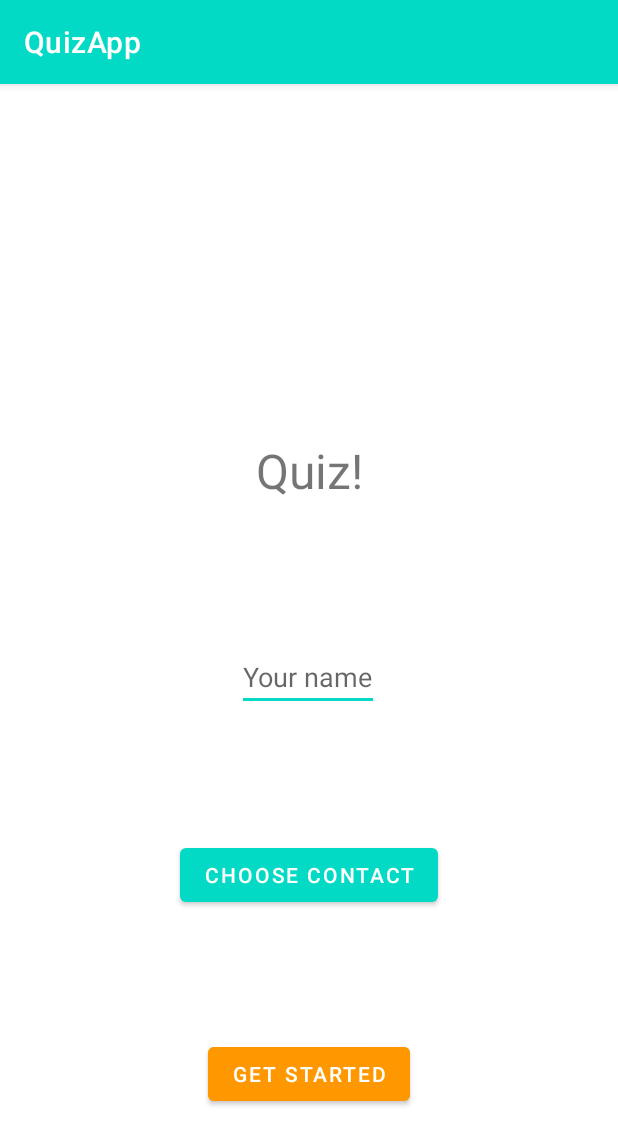
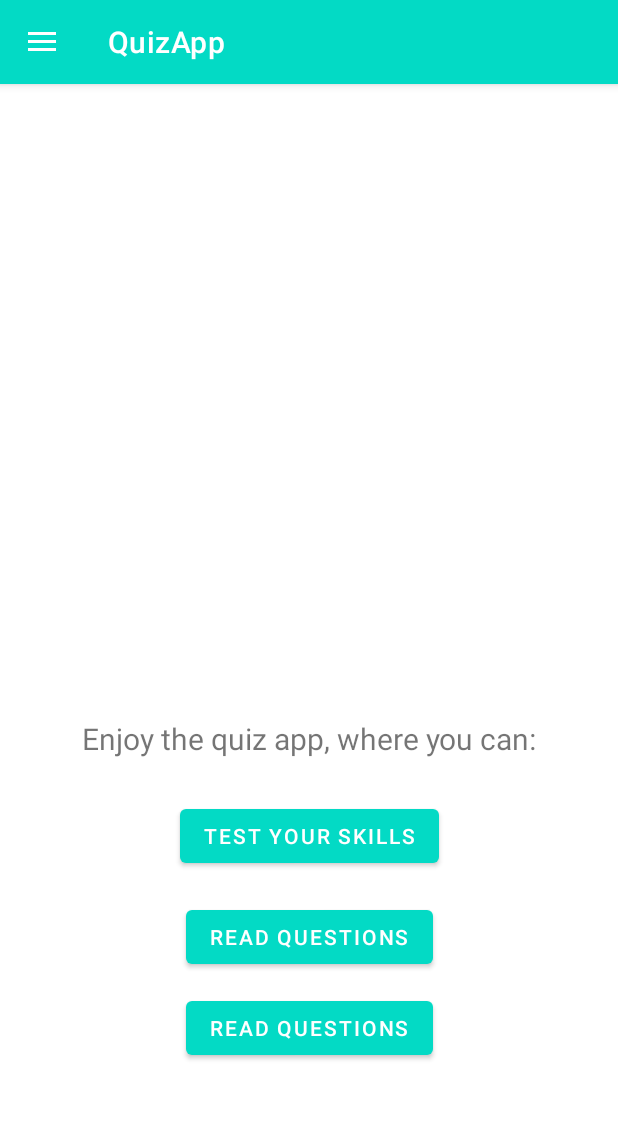
Before and after one commit to kollozsolt/Android, an Android app: the screen it shows after launch (MainActivity), on a phone screen of 412 x 824 dp. Shown: the top 1145 px of the screen. Run offline under Robolectric (Android 15) with nearby library versions, the phone set to English and light mode, and no system bars.

Commit message:
Navigation drawer

```diff
--- a/Quiz/app/build.gradle
+++ b/Quiz/app/build.gradle
@@ -40,6 +40,7 @@ dependencies {
     implementation 'androidx.legacy:legacy-support-v4:1.0.0'
     implementation 'androidx.navigation:navigation-fragment-ktx:2.3.5'
     implementation 'androidx.navigation:navigation-ui-ktx:2.3.5'
+    implementation 'de.hdodenhof:circleimageview:3.1.0'
     androidTestImplementation 'androidx.test.ext:junit:1.1.3'
     androidTestImplementation 'androidx.test.espresso:espresso-core:3.4.0'
 }
--- a/Quiz/app/src/main/java/com/example/quiz/MainActivity.kt
+++ b/Quiz/app/src/main/java/com/example/quiz/MainActivity.kt
@@ -1,12 +1,22 @@
 package com.example.quiz
 
 import android.os.Bundle
+import android.view.MenuItem
+import android.widget.Toast
+import androidx.appcompat.app.ActionBarDrawerToggle
 import androidx.appcompat.app.AppCompatActivity
+import androidx.core.view.GravityCompat
+import androidx.drawerlayout.widget.DrawerLayout
 import androidx.fragment.app.FragmentManager
 import com.example.quiz.databinding.ActivityMainBinding
+import com.example.quiz.fragment.HomeFragment
 import com.example.quiz.fragment.QuizStartFragment
+import com.google.android.material.navigation.NavigationView
 
 class MainActivity : AppCompatActivity() {
+
+    lateinit var toggle : ActionBarDrawerToggle
+    val supportFragment: FragmentManager = supportFragmentManager
 
     override fun onCreate(savedInstanceState: Bundle?) {
         super.onCreate(savedInstanceState)
@@ -14,7 +24,49 @@ class MainActivity : AppCompatActivity() {
         val binding: ActivityMainBinding = ActivityMainBinding.inflate(layoutInflater)
         setContentView(binding.root)
 
-        val supportFragment: FragmentManager = supportFragmentManager;
-        supportFragment.beginTransaction().add(R.id.fragmentContainerView, QuizStartFragment()).commit()
+        val drawerLayout : DrawerLayout = binding.drawerLayout
+        val navView : NavigationView = binding.navView
+
+        supportFragment.beginTransaction().add(R.id.fragmentContainerView, HomeFragment()).commit()
+
+        toggle = ActionBarDrawerToggle(this, drawerLayout, R.string.open, R.string.close)
+        drawerLayout.addDrawerListener(toggle)
+        toggle.syncState()
+
+        supportActionBar?.setDisplayHomeAsUpEnabled(true)
+        navView.setNavigationItemSelectedListener {
+            when(it.itemId){
+                R.id.nav_home -> {
+                    supportFragment.beginTransaction()
+                        .replace(R.id.fragmentContainerView, HomeFragment()).commit()
+                    drawerLayout.closeDrawer(GravityCompat.START)
+                }
+                R.id.nav_quiz_time -> {
+                    supportFragment.beginTransaction()
+                        .replace(R.id.fragmentContainerView, QuizStartFragment()).commit()
+                    drawerLayout.closeDrawer(GravityCompat.START)
+                }
+                R.id.nav_profile -> {
+                    Toast.makeText(applicationContext, "Clicked Profile", Toast.LENGTH_SHORT).show()
+                    drawerLayout.closeDrawer(GravityCompat.START)
+                }
+                R.id.nav_list -> {
+                    Toast.makeText(applicationContext, "Clicked List", Toast.LENGTH_SHORT).show()
+                    drawerLayout.closeDrawer(GravityCompat.START)
+                }
+                R.id.nav_new_question -> {
+                    Toast.makeText(applicationContext, "Clicked New Question", Toast.LENGTH_SHORT).show()
+                    drawerLayout.closeDrawer(GravityCompat.START)
+                }
+            }
+            true
+        }
+    }
+
+    override fun onOptionsItemSelected(item: MenuItem): Boolean {
+        if(toggle.onOptionsItemSelected(item)){
+            return true
+        }
+        return super.onOptionsItemSelected(item)
     }
 }
--- /dev/null
+++ b/Quiz/app/src/main/java/com/example/quiz/fragment/HomeFragment.kt
@@ -0,0 +1,18 @@
+package com.example.quiz.fragment
+
+import android.os.Bundle
+import androidx.fragment.app.Fragment
+import android.view.LayoutInflater
+import android.view.View
+import android.view.ViewGroup
+import com.example.quiz.R
+
+class HomeFragment : Fragment() {
+
+    override fun onCreateView(
+        inflater: LayoutInflater, container: ViewGroup?,
+        savedInstanceState: Bundle?
+    ): View? {
+        return inflater.inflate(R.layout.fragment_home, container, false)
+    }
+}
--- a/Quiz/app/src/main/java/com/example/quiz/fragment/QuestionFragment.kt
+++ b/Quiz/app/src/main/java/com/example/quiz/fragment/QuestionFragment.kt
@@ -74,7 +74,6 @@ class QuestionFragment : Fragment() {
     }
 
     fun showAreYouSureDialog(){
-        Log.d("KAKA", "Pressed")
         val builder = AlertDialog.Builder(requireContext())
         builder.setTitle("Exit")
         builder.setMessage("Are you sure you want to end this quiz?")
--- /dev/null
+++ b/Quiz/app/src/main/res/drawable/ic_baseline_account_circle_24.xml
@@ -0,0 +1,10 @@
+<vector xmlns:android="http://schemas.android.com/apk/res/android"
+    android:width="24dp"
+    android:height="24dp"
+    android:viewportWidth="24"
+    android:viewportHeight="24"
+    android:tint="?attr/colorControlNormal">
+  <path
+      android:fillColor="@android:color/white"
+      android:pathData="M12,2C6.48,2 2,6.48 2,12s4.48,10 10,10 10,-4.48 10,-10S17.52,2 12,2zM12,5c1.66,0 3,1.34 3,3s-1.34,3 -3,3 -3,-1.34 -3,-3 1.34,-3 3,-3zM12,19.2c-2.5,0 -4.71,-1.28 -6,-3.22 0.03,-1.99 4,-3.08 6,-3.08 1.99,0 5.97,1.09 6,3.08 -1.29,1.94 -3.5,3.22 -6,3.22z"/>
+</vector>
--- /dev/null
+++ b/Quiz/app/src/main/res/drawable/ic_baseline_add_circle_outline_24.xml
@@ -0,0 +1,10 @@
+<vector xmlns:android="http://schemas.android.com/apk/res/android"
+    android:width="24dp"
+    android:height="24dp"
+    android:viewportWidth="24"
+    android:viewportHeight="24"
+    android:tint="?attr/colorControlNormal">
+  <path
+      android:fillColor="@android:color/white"
+      android:pathData="M13,7h-2v4L7,11v2h4v4h2v-4h4v-2h-4L13,7zM12,2C6.48,2 2,6.48 2,12s4.48,10 10,10 10,-4.48 10,-10S17.52,2 12,2zM12,20c-4.41,0 -8,-3.59 -8,-8s3.59,-8 8,-8 8,3.59 8,8 -3.59,8 -8,8z"/>
+</vector>
--- /dev/null
+++ b/Quiz/app/src/main/res/drawable/ic_baseline_device_unknown_24.xml
@@ -0,0 +1,10 @@
+<vector xmlns:android="http://schemas.android.com/apk/res/android"
+    android:width="24dp"
+    android:height="24dp"
+    android:viewportWidth="24"
+    android:viewportHeight="24"
+    android:tint="?attr/colorControlNormal">
+  <path
+      android:fillColor="@android:color/white"
+      android:pathData="M17,1L7,1c-1.1,0 -2,0.9 -2,2v18c0,1.1 0.9,2 2,2h10c1.1,0 2,-0.9 2,-2L19,3c0,-1.1 -0.9,-2 -2,-2zM17,19L7,19L7,5h10v14zM12,6.72c-1.96,0 -3.5,1.52 -3.5,3.47h1.75c0,-0.93 0.82,-1.75 1.75,-1.75s1.75,0.82 1.75,1.75c0,1.75 -2.63,1.57 -2.63,4.45h1.76c0,-1.96 2.62,-2.19 2.62,-4.45 0,-1.96 -1.54,-3.47 -3.5,-3.47zM11.12,15.52h1.76v1.76h-1.76z"/>
+</vector>
--- /dev/null
+++ b/Quiz/app/src/main/res/drawable/ic_baseline_format_list_bulleted_24.xml
@@ -0,0 +1,10 @@
+<vector xmlns:android="http://schemas.android.com/apk/res/android"
+    android:width="24dp"
+    android:height="24dp"
+    android:viewportWidth="24"
+    android:viewportHeight="24"
+    android:tint="?attr/colorControlNormal">
+  <path
+      android:fillColor="@android:color/white"
+      android:pathData="M4,10.5c-0.83,0 -1.5,0.67 -1.5,1.5s0.67,1.5 1.5,1.5 1.5,-0.67 1.5,-1.5 -0.67,-1.5 -1.5,-1.5zM4,4.5c-0.83,0 -1.5,0.67 -1.5,1.5S3.17,7.5 4,7.5 5.5,6.83 5.5,6 4.83,4.5 4,4.5zM4,16.5c-0.83,0 -1.5,0.68 -1.5,1.5s0.68,1.5 1.5,1.5 1.5,-0.68 1.5,-1.5 -0.67,-1.5 -1.5,-1.5zM7,19h14v-2L7,17v2zM7,13h14v-2L7,11v2zM7,5v2h14L21,5L7,5z"/>
+</vector>
--- /dev/null
+++ b/Quiz/app/src/main/res/drawable/ic_baseline_home_24.xml
@@ -0,0 +1,10 @@
+<vector xmlns:android="http://schemas.android.com/apk/res/android"
+    android:width="24dp"
+    android:height="24dp"
+    android:viewportWidth="24"
+    android:viewportHeight="24"
+    android:tint="?attr/colorControlNormal">
+  <path
+      android:fillColor="@android:color/white"
+      android:pathData="M10,20v-6h4v6h5v-8h3L12,3 2,12h3v8z"/>
+</vector>
--- a/Quiz/app/src/main/res/layout/activity_main.xml
+++ b/Quiz/app/src/main/res/layout/activity_main.xml
@@ -1,16 +1,31 @@
 <?xml version="1.0" encoding="utf-8"?>
-<androidx.constraintlayout.widget.ConstraintLayout
-    xmlns:android="http://schemas.android.com/apk/res/android"
+<androidx.drawerlayout.widget.DrawerLayout xmlns:android="http://schemas.android.com/apk/res/android"
     xmlns:tools="http://schemas.android.com/tools"
-    android:id="@+id/main"
+    xmlns:app="http://schemas.android.com/apk/res-auto"
+    android:id="@+id/drawerLayout"
     android:layout_width="match_parent"
     android:layout_height="match_parent"
     tools:context=".MainActivity">
 
-    <androidx.fragment.app.FragmentContainerView
-        android:id="@+id/fragmentContainerView"
+    <androidx.constraintlayout.widget.ConstraintLayout
         android:layout_width="match_parent"
-        android:layout_height="match_parent" />
+        android:layout_height="match_parent">
 
+        <androidx.fragment.app.FragmentContainerView
+            android:id="@+id/fragmentContainerView"
+            android:layout_width="match_parent"
+            android:layout_height="match_parent" />
 
-</androidx.constraintlayout.widget.ConstraintLayout>
+    </androidx.constraintlayout.widget.ConstraintLayout>
+
+    <com.google.android.material.navigation.NavigationView
+        android:id="@+id/nav_view"
+        android:layout_width="wrap_content"
+        android:layout_height="match_parent"
+        app:headerLayout="@layout/nav_header"
+        app:menu="@menu/nav_menu"
+        android:layout_gravity="start"
+        android:fitsSystemWindows="true">
+    </com.google.android.material.navigation.NavigationView>
+
+</androidx.drawerlayout.widget.DrawerLayout>
--- /dev/null
+++ b/Quiz/app/src/main/res/layout/fragment_home.xml
@@ -0,0 +1,66 @@
+<?xml version="1.0" encoding="utf-8"?>
+<androidx.constraintlayout.widget.ConstraintLayout
+    xmlns:android="http://schemas.android.com/apk/res/android"
+    xmlns:app="http://schemas.android.com/apk/res-auto"
+    xmlns:tools="http://schemas.android.com/tools"
+    android:layout_width="match_parent"
+    android:layout_height="match_parent"
+    tools:context=".fragment.HomeFragment">
+
+    <ImageView
+        android:id="@+id/imageView"
+        android:layout_width="121dp"
+        android:layout_height="170dp"
+        app:layout_constraintBottom_toBottomOf="parent"
+        app:layout_constraintLeft_toLeftOf="parent"
+        app:layout_constraintRight_toRightOf="parent"
+        app:layout_constraintTop_toTopOf="parent"
+        app:layout_constraintVertical_bias="0.224"
+        tools:src="@drawable/ic_baseline_device_unknown_24" />
+
+    <TextView
+        android:id="@+id/homeTextView"
+        android:layout_width="wrap_content"
+        android:layout_height="wrap_content"
+        android:text="Enjoy the quiz app, where you can:"
+        android:textSize="20dp"
+        app:layout_constraintBottom_toBottomOf="parent"
+        app:layout_constraintLeft_toLeftOf="parent"
+        app:layout_constraintRight_toRightOf="parent"
+        app:layout_constraintTop_toBottomOf="@id/imageView"
+        app:layout_constraintVertical_bias="0.271" />
+
+    <Button
+        android:id="@+id/homeButton1"
+        android:layout_width="wrap_content"
+        android:layout_height="wrap_content"
+        android:text="Test your skills"
+        app:layout_constraintBottom_toBottomOf="parent"
+        app:layout_constraintLeft_toLeftOf="parent"
+        app:layout_constraintRight_toRightOf="parent"
+        app:layout_constraintTop_toBottomOf="@id/homeTextView"
+        app:layout_constraintVertical_bias="0.1" />
+
+    <Button
+        android:id="@+id/homeButton2"
+        android:layout_width="wrap_content"
+        android:layout_height="wrap_content"
+        android:text="Read questions"
+        app:layout_constraintBottom_toBottomOf="parent"
+        app:layout_constraintLeft_toLeftOf="parent"
+        app:layout_constraintRight_toRightOf="parent"
+        app:layout_constraintTop_toBottomOf="@id/homeButton1"
+        app:layout_constraintVertical_bias="0.1" />
+
+    <Button
+        android:id="@+id/homeButton3"
+        android:layout_width="wrap_content"
+        android:layout_height="wrap_content"
+        android:text="Read questions"
+        app:layout_constraintBottom_toBottomOf="parent"
+        app:layout_constraintLeft_toLeftOf="parent"
+        app:layout_constraintRight_toRightOf="parent"
+        app:layout_constraintTop_toBottomOf="@id/homeButton2"
+        app:layout_constraintVertical_bias="0.1" />
+
+</androidx.constraintlayout.widget.ConstraintLayout>
--- /dev/null
+++ b/Quiz/app/src/main/res/layout/nav_header.xml
@@ -0,0 +1,35 @@
+<?xml version="1.0" encoding="utf-8"?>
+<LinearLayout
+    xmlns:android="http://schemas.android.com/apk/res/android"
+    android:layout_width="match_parent"
+    android:layout_height="wrap_content"
+    android:orientation="vertical"
+    android:layout_marginTop="16dp"
+    android:layout_marginStart="16dp"
+    android:background="@color/white">
+
+    <TextView
+        android:layout_width="match_parent"
+        android:layout_height="wrap_content"
+        android:id="@+id/menu"
+        android:paddingTop="8dp"
+        android:textSize="20dp"
+        android:text="Menu options"
+        android:textColor="@color/orange"
+        android:textStyle="bold"
+        />
+
+    <TextView
+        android:layout_width="wrap_content"
+        android:layout_height="wrap_content"
+        android:textSize="16dp"
+        android:text="Enjoy the quiz"
+        />
+
+    <View
+        android:layout_width="match_parent"
+        android:layout_height="1dp"
+        android:layout_marginTop="30dp"
+        />
+
+</LinearLayout>
--- /dev/null
+++ b/Quiz/app/src/main/res/menu/nav_menu.xml
@@ -0,0 +1,31 @@
+<?xml version="1.0" encoding="utf-8"?>
+<menu xmlns:android="http://schemas.android.com/apk/res/android"
+    xmlns:tools="http://schemas.android.com/tools"
+    tools:showIn="navigation_view">
+
+
+    <item
+        android:id="@+id/nav_home"
+        android:title="Home"
+        android:icon="@drawable/ic_baseline_home_24"/>
+
+    <item
+        android:id="@+id/nav_quiz_time"
+        android:title="Quiz time"
+        android:icon="@drawable/ic_baseline_device_unknown_24" />
+
+    <item
+        android:id="@+id/nav_profile"
+        android:title="Profile"
+        android:icon="@drawable/ic_baseline_account_circle_24"/>
+
+    <item
+        android:id="@+id/nav_list"
+        android:title="List of questions"
+        android:icon="@drawable/ic_baseline_format_list_bulleted_24" />
+
+    <item
+        android:id="@+id/nav_new_question"
+        android:title="New question"
+        android:icon="@drawable/ic_baseline_add_circle_outline_24" />
+</menu>
--- a/Quiz/app/src/main/res/values/strings.xml
+++ b/Quiz/app/src/main/res/values/strings.xml
@@ -2,6 +2,6 @@
     <string name="app_name">QuizApp</string>
     <!-- TODO: Remove or change this placeholder text -->
     <string name="hello_blank_fragment">Hello blank fragment</string>
-    <string name="yes">Yes</string>
-    <string name="no">No</string>
+    <string name="open">Open</string>
+    <string name="close">Close</string>
 </resources>
```
